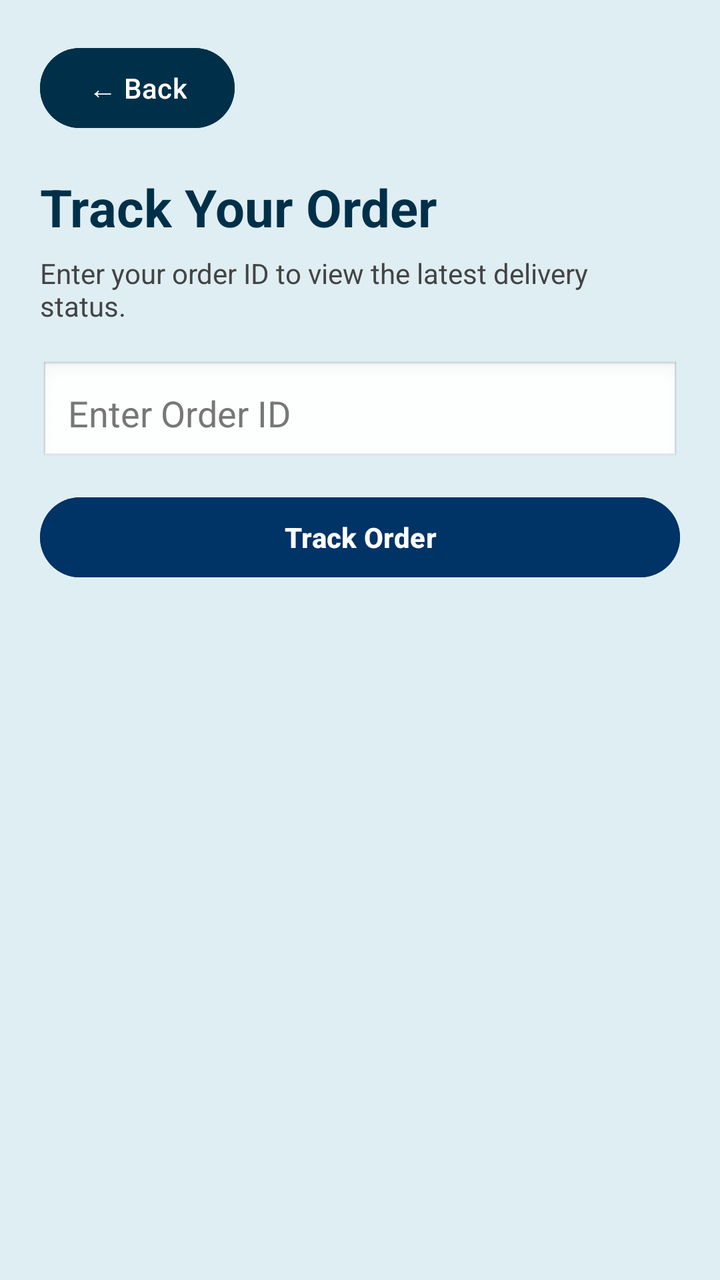
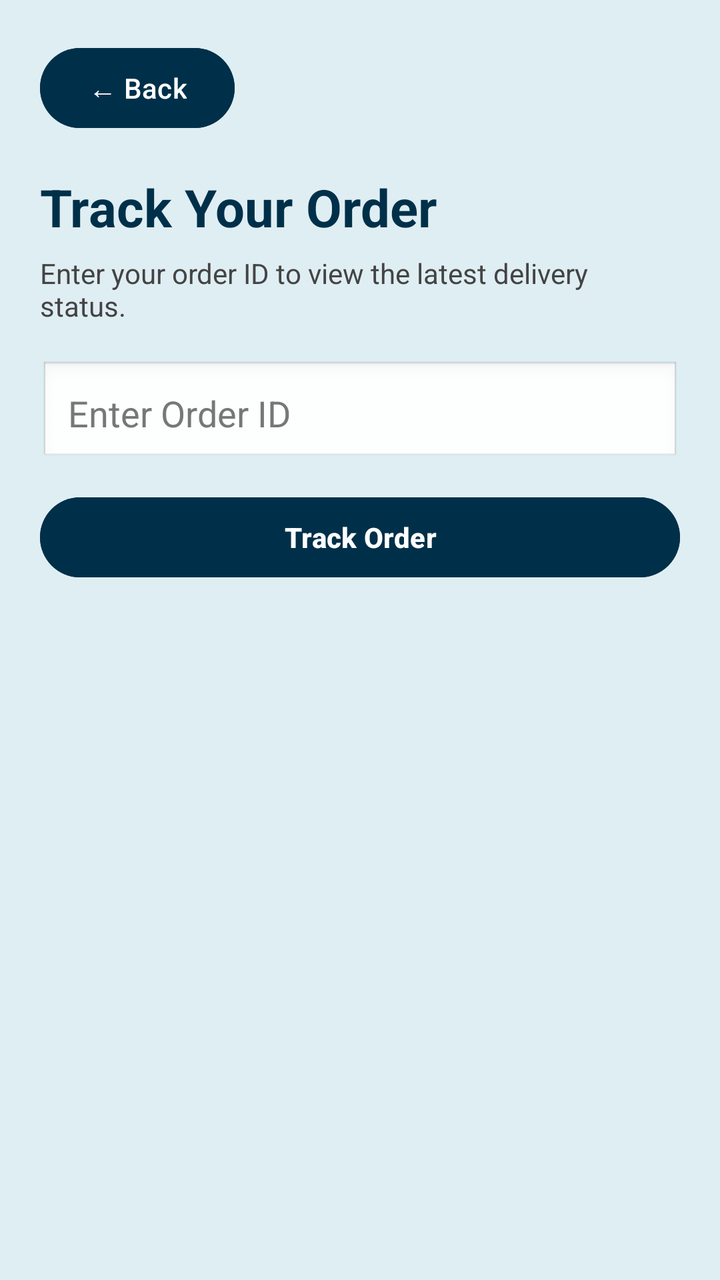

Before-and-after screenshots of an Android layout around one commit, followed by the original layout XML and the change that was made.
<!-- AndroidManifest.xml: application theme Theme.Pillpoint -->
<!-- res/layout/activity_track_order.xml -->
<?xml version="1.0" encoding="utf-8"?>
<ScrollView xmlns:android="http://schemas.android.com/apk/res/android"
    android:layout_width="match_parent"
    android:layout_height="match_parent"
    android:background="#DFEEF3"
    android:fillViewport="true">

    <LinearLayout
        android:layout_width="match_parent"
        android:layout_height="wrap_content"
        android:orientation="vertical"
        android:padding="20dp">

        
        <Button
            android:id="@+id/btnBackTrack"
            android:layout_width="wrap_content"
            android:layout_height="wrap_content"
            android:backgroundTint="#003049"
            android:text="← Back"
            android:textColor="#FFFFFF" />

        
        <TextView
            android:layout_width="match_parent"
            android:layout_height="wrap_content"
            android:layout_marginTop="18dp"
            android:text="Track Your Order"
            android:textColor="#003049"
            android:textSize="26sp"
            android:textStyle="bold" />

        <TextView
            android:layout_width="match_parent"
            android:layout_height="wrap_content"
            android:layout_marginTop="6dp"
            android:text="Enter your order ID to view the latest delivery status."
            android:textColor="#444444"
            android:textSize="14sp" />

        
        <EditText
            android:id="@+id/orderNumber"
            android:layout_width="match_parent"
            android:layout_height="wrap_content"
            android:layout_marginTop="18dp"
            android:background="@android:drawable/edit_text"
            android:hint="Enter Order ID"
            android:inputType="text"
            android:padding="14dp"
            android:textColor="#003049"
            android:textColorHint="#777777" />

        
        <Button
            android:id="@+id/trackOrderButton"
            android:layout_width="match_parent"
            android:layout_height="wrap_content"
            android:layout_marginTop="12dp"
            android:backgroundTint="@color/dark_blue"
            android:text="Track Order"
            android:textColor="#FFFFFF"
            android:textStyle="bold" />

        
        <LinearLayout
            android:id="@+id/orderDetailsLayout"
            android:layout_width="match_parent"
            android:layout_height="wrap_content"
            android:layout_marginTop="22dp"
            android:background="#FFFFFF"
            android:elevation="3dp"
            android:orientation="vertical"
            android:padding="18dp"
            android:visibility="gone">

            <TextView
                android:layout_width="match_parent"
                android:layout_height="wrap_content"
                android:text="Order Information"
                android:textColor="#003049"
                android:textSize="20sp"
                android:textStyle="bold" />

            <TextView
                android:id="@+id/orderStatus"
                android:layout_width="match_parent"
                android:layout_height="wrap_content"
                android:layout_marginTop="14dp"
                android:text="Status: Pending"
                android:textColor="#003049"
                android:textSize="17sp"
                android:textStyle="bold" />

            <TextView
                android:id="@+id/orderDate"
                android:layout_width="match_parent"
                android:layout_height="wrap_content"
                android:layout_marginTop="8dp"
                android:text="Order Date:"
                android:textColor="#444444"
                android:textSize="14sp" />

            <TextView
                android:id="@+id/deliveryAddress"
                android:layout_width="match_parent"
                android:layout_height="wrap_content"
                android:layout_marginTop="8dp"
                android:text="Delivery Address:"
                android:textColor="#444444"
                android:textSize="14sp" />

            <TextView
                android:id="@+id/estimatedDelivery"
                android:layout_width="match_parent"
                android:layout_height="wrap_content"
                android:layout_marginTop="8dp"
                android:text="Estimated Delivery:"
                android:textColor="#444444"
                android:textSize="14sp" />

            <View
                android:layout_width="match_parent"
                android:layout_height="1dp"
                android:layout_marginTop="18dp"
                android:layout_marginBottom="16dp"
                android:background="#DDDDDD" />

            
            <TextView
                android:layout_width="match_parent"
                android:layout_height="wrap_content"
                android:text="Delivery Progress"
                android:textColor="#003049"
                android:textSize="18sp"
                android:textStyle="bold" />

            <TextView
                android:id="@+id/progressPlaced"
                android:layout_width="match_parent"
                android:layout_height="wrap_content"
                android:layout_marginTop="14dp"
                android:text="○ Order Placed"
                android:textColor="#777777"
                android:textSize="15sp" />

            <TextView
                android:id="@+id/progressConfirmed"
                android:layout_width="match_parent"
                android:layout_height="wrap_content"
                android:layout_marginTop="12dp"
                android:text="○ Order Confirmed"
                android:textColor="#777777"
                android:textSize="15sp" />

            <TextView
                android:id="@+id/progressPreparing"
                android:layout_width="match_parent"
                android:layout_height="wrap_content"
                android:layout_marginTop="12dp"
                android:text="○ Pharmacy Preparing Order"
                android:textColor="#777777"
                android:textSize="15sp" />

            <TextView
                android:id="@+id/progressDelivery"
                android:layout_width="match_parent"
                android:layout_height="wrap_content"
                android:layout_marginTop="12dp"
                android:text="○ Out for Delivery"
                android:textColor="#777777"
                android:textSize="15sp" />

            <TextView
                android:id="@+id/progressDelivered"
                android:layout_width="match_parent"
                android:layout_height="wrap_content"
                android:layout_marginTop="12dp"
                android:text="○ Delivered"
                android:textColor="#777777"
                android:textSize="15sp" />

            <View
                android:layout_width="match_parent"
                android:layout_height="1dp"
                android:layout_marginTop="18dp"
                android:layout_marginBottom="16dp"
                android:background="#DDDDDD" />

            
            <TextView
                android:layout_width="match_parent"
                android:layout_height="wrap_content"
                android:text="Order Items"
                android:textColor="#003049"
                android:textSize="18sp"
                android:textStyle="bold" />

            <TextView
                android:id="@+id/orderItems"
                android:layout_width="match_parent"
                android:layout_height="wrap_content"
                android:layout_marginTop="10dp"
                android:lineSpacingExtra="5dp"
                android:text="Your order items will appear here."
                android:textColor="#444444"
                android:textSize="14sp" />

        </LinearLayout>

    </LinearLayout>

</ScrollView>
<!-- resources referenced by this layout -->
<resources>
  <color name="dark_blue">#003366</color>
  <style name="Theme.Pillpoint" parent="Base.Theme.Pillpoint" />
  <style name="Base.Theme.Pillpoint" parent="Theme.Material3.Light.NoActionBar">
          
  
          
  
          <item name="colorPrimary">@color/blue</item>
          <item name="colorOnPrimary">@color/white</item>
  
          <item name="colorSecondary">@color/red</item>
          <item name="colorOnSecondary">@color/white</item>
  
          <item name="android:statusBarColor">@color/dark_blue</item>
          <item name="android:navigationBarColor">@color/blue</item>
      </style>
  <color name="blue">#0D6EFD</color>
  <color name="white">#FFFFFFFF</color>
  <color name="red">#FF0000</color>
</resources>

<!-- the commit's change to res/layout/activity_track_order.xml (unified diff, before → after) -->
@@ -57,7 +57,7 @@
             android:layout_width="match_parent"
             android:layout_height="wrap_content"
             android:layout_marginTop="12dp"
-            android:backgroundTint="@color/dark_blue"
+            android:backgroundTint="#003049"
             android:text="Track Order"
             android:textColor="#FFFFFF"
             android:textStyle="bold" />
@@ -74,6 +74,7 @@
             android:padding="18dp"
             android:visibility="gone">
 
+            
             <TextView
                 android:layout_width="match_parent"
                 android:layout_height="wrap_content"
@@ -82,6 +83,7 @@
                 android:textSize="20sp"
                 android:textStyle="bold" />
 
+            
             <TextView
                 android:id="@+id/orderStatus"
                 android:layout_width="match_parent"
@@ -92,6 +94,7 @@
                 android:textSize="17sp"
                 android:textStyle="bold" />
 
+            
             <TextView
                 android:id="@+id/orderDate"
                 android:layout_width="match_parent"
@@ -101,24 +104,58 @@
                 android:textColor="#444444"
                 android:textSize="14sp" />
 
+            
             <TextView
                 android:id="@+id/deliveryAddress"
                 android:layout_width="match_parent"
                 android:layout_height="wrap_content"
-                android:layout_marginTop="8dp"
+                android:layout_marginTop="12dp"
+                android:padding="12dp"
+                android:background="#F5F8FA"
                 android:text="Delivery Address:"
                 android:textColor="#444444"
                 android:textSize="14sp" />
 
+            
+            <LinearLayout
+                android:layout_width="match_parent"
+                android:layout_height="wrap_content"
+                android:layout_marginTop="12dp"
+                android:background="#DFEEF3"
+                android:orientation="vertical"
+                android:padding="12dp">
+
+                <TextView
+                    android:layout_width="match_parent"
+                    android:layout_height="wrap_content"
+                    android:text="Selected Pharmacy"
+                    android:textColor="#003049"
+                    android:textSize="16sp"
+                    android:textStyle="bold" />
+
+                <TextView
+                    android:id="@+id/pharmacyDetails"
+                    android:layout_width="match_parent"
+                    android:layout_height="wrap_content"
+                    android:layout_marginTop="8dp"
+                    android:lineSpacingExtra="4dp"
+                    android:text="Pharmacy details will appear here."
+                    android:textColor="#444444"
+                    android:textSize="14sp" />
+
+            </LinearLayout>
+
+            
             <TextView
                 android:id="@+id/estimatedDelivery"
                 android:layout_width="match_parent"
                 android:layout_height="wrap_content"
-                android:layout_marginTop="8dp"
+                android:layout_marginTop="14dp"
                 android:text="Estimated Delivery:"
                 android:textColor="#444444"
                 android:textSize="14sp" />
 
+            
             <View
                 android:layout_width="match_parent"
                 android:layout_height="1dp"
@@ -135,6 +172,7 @@
                 android:textSize="18sp"
                 android:textStyle="bold" />
 
+            
             <TextView
                 android:id="@+id/progressPlaced"
                 android:layout_width="match_parent"
@@ -144,6 +182,7 @@
                 android:textColor="#777777"
                 android:textSize="15sp" />
 
+            
             <TextView
                 android:id="@+id/progressConfirmed"
                 android:layout_width="match_parent"
@@ -153,6 +192,7 @@
                 android:textColor="#777777"
                 android:textSize="15sp" />
 
+            
             <TextView
                 android:id="@+id/progressPreparing"
                 android:layout_width="match_parent"
@@ -162,6 +202,7 @@
                 android:textColor="#777777"
                 android:textSize="15sp" />
 
+            
             <TextView
                 android:id="@+id/progressDelivery"
                 android:layout_width="match_parent"
@@ -171,6 +212,7 @@
                 android:textColor="#777777"
                 android:textSize="15sp" />
 
+            
             <TextView
                 android:id="@+id/progressDelivered"
                 android:layout_width="match_parent"
@@ -180,6 +222,7 @@
                 android:textColor="#777777"
                 android:textSize="15sp" />
 
+            
             <View
                 android:layout_width="match_parent"
                 android:layout_height="1dp"
@@ -196,6 +239,7 @@
                 android:textSize="18sp"
                 android:textStyle="bold" />
 
+            
             <TextView
                 android:id="@+id/orderItems"
                 android:layout_width="match_parent"
